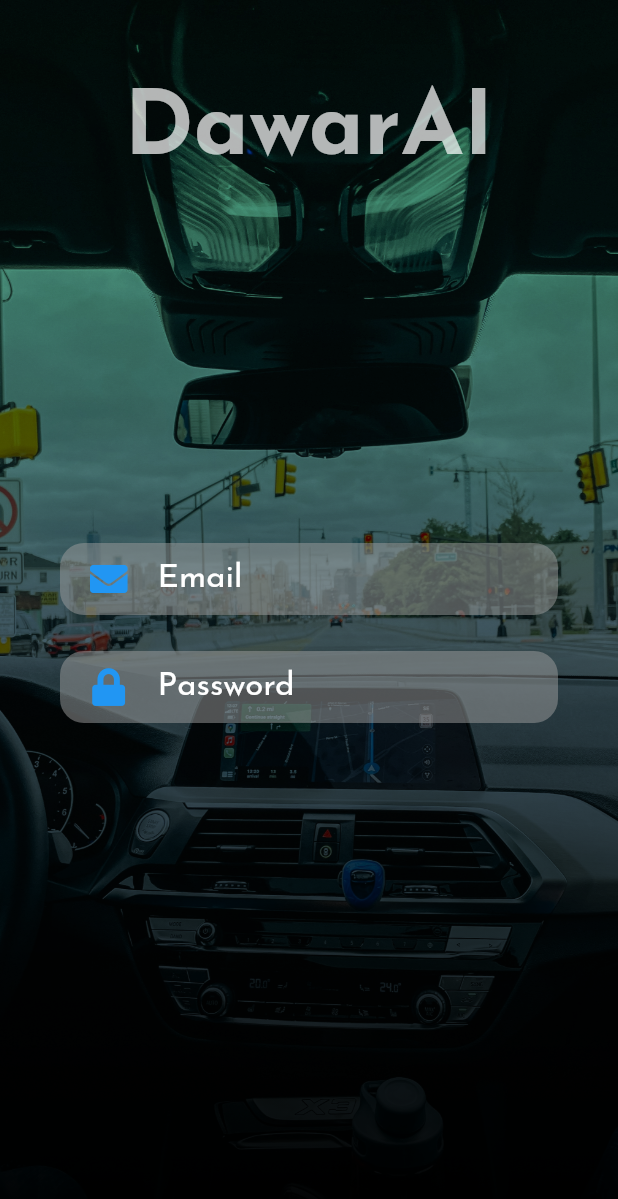
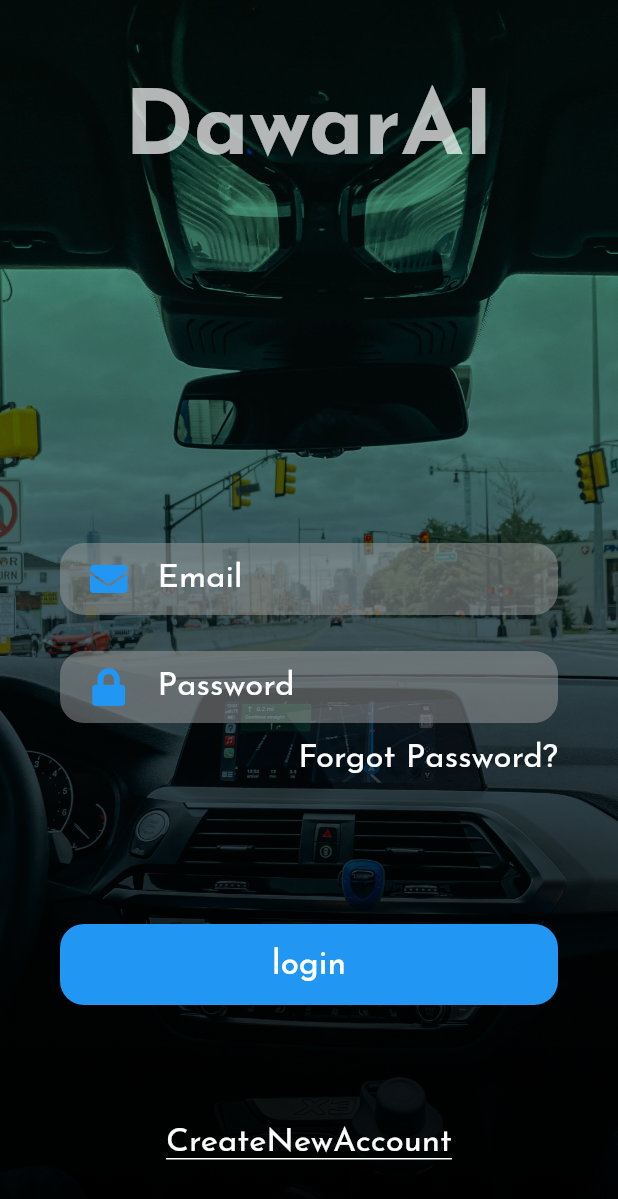
Before and after one commit to Yami13K/DawarAI, a Flutter app: the screen it shows after launch, on a phone screen of 412 x 824 dp. Shown: the top 1199 px of the screen. Run offline on Flutter 3.47's test engine with Material 2 defaults, Android fonts, the phone set to English and light mode, and no system bars; our stand-ins replace cloud_firestore, font_awesome_flutter, google_fonts, google_maps_flutter, location; accounts and stored records are empty.

Commit message:
Third commit

```diff
--- a/lib/Screens/signin.dart
+++ b/lib/Screens/signin.dart
@@ -1,10 +1,13 @@
-import 'package:dawar_smart/pallete.dart';
+import 'package:dawar_smart/Screens/zscreens.dart';
+import 'package:dawar_smart/palette.dart';
 import 'package:flutter/cupertino.dart';
 import 'package:flutter/material.dart';
 import 'package:flutter/services.dart';
 import 'package:flutter/widgets.dart';
 import 'package:font_awesome_flutter/font_awesome_flutter.dart';
 import '../Widgets/widgets.dart';
+import 'insert_page.dart';
+
 class signin extends StatelessWidget {
   @override
   Widget build(BuildContext context) {
@@ -13,7 +16,8 @@ class signin extends StatelessWidget {
         bg_image(),
         Scaffold(
           backgroundColor: Colors.transparent,
-          body: SafeArea(
+          body: SingleChildScrollView(
+            child: SafeArea(
               child: Column(
                 children: [
                   Container(
@@ -28,24 +32,82 @@ class signin extends StatelessWidget {
                   Container(
                       padding: const EdgeInsets.symmetric(horizontal: 40),
                       child: Column(
-                      children: const [
-                        TextInput(
+                        children: [
+                          Column(
+                            crossAxisAlignment: CrossAxisAlignment.end,
+                            children:  const [
+                              login_input(
                                 icon: FontAwesomeIcons.solidEnvelope,
                                 hint: 'Email',
                                 inputType: TextInputType.emailAddress,
                                 inputAction: TextInputAction.next,
                                 g: true,
                               ),
-                        TextInput(
+                              login_input(
                                 icon: FontAwesomeIcons.lock,
                                 hint: 'Password',
                                 inputType: TextInputType.visiblePassword,
                                 inputAction: TextInputAction.done,
                                 g: false,
                               ),
+
+
+                              InkWell(
+                                  child: Text(
+                                'Forgot Password?',
+                                style: kBodyText,
+                              ),
+
+                                //Redirect future Widget
+                              /*onTap: (){
+                                Navigator.push(context, MaterialPageRoute(builder: (context) => insert_page()),);
+                              },*/),
+                            ],
+                          ),
+                          Column(
+                            children: [
+                              const SizedBox(
+                                height: 100,
+                              ),
+                              round_button(
+                                S: 'login',
+                                W: insert_page(),
+                              ),
+                              const SizedBox(
+                                height: 80,
+                              ),
+                              InkWell(
+                                child: Container(
+                                  decoration: const BoxDecoration(
+                                      border: Border(
+                                          bottom: BorderSide(
+                                              color: Colors.white, width: 1))),
+                                  child: const Text(
+                                    'CreateNewAccount',
+                                    style: kBodyText,
+                                  ),
+                                ),
+
+
+
+                                onTap: () {
+                                  Navigator.push(
+                                    context,
+                                    MaterialPageRoute(
+                                        builder: (context) => create_account()),
+                                  );
+                                },
+
+                              ),
+                              const SizedBox(
+                                height: 30,
+                              )
+                            ],
+                          )
                         ],
                       ))
                 ],
+              ),
             ),
           ),
         ),
--- a/lib/Screens/splash.dart
+++ b/lib/Screens/splash.dart
@@ -1,11 +1,11 @@
 import 'package:flutter/material.dart';
 
-class Splash extends StatefulWidget {
+class splash extends StatefulWidget {
   @override
   State<StatefulWidget> createState()=> InitState();
 }
 
-class InitState extends State<Splash>{
+class InitState extends State<splash>{
   @override
   Widget build(BuildContext context) {
     return initwidget();
--- /dev/null
+++ b/lib/Screens/zscreens.dart
@@ -0,0 +1,2 @@
+export 'create_account.dart';
+export 'signin.dart';
--- a/lib/Widgets/text_input.dart
+++ b/lib/Widgets/login_input.dart
@@ -1,9 +1,9 @@
 import 'package:flutter/material.dart';
 
-import '../pallete.dart';
+import '../palette.dart';
 
-class TextInput extends StatelessWidget {
-  const TextInput({
+class login_input extends StatelessWidget {
+  const login_input({
     Key? key,
     required this.icon,
     required this.hint,
@@ -44,12 +44,10 @@ class TextInput extends StatelessWidget {
             style: kBodyText,
             keyboardType: inputType,
             textInputAction: inputAction,
-
           ),
         ),
       );
-    }
-    else {
+    } else {
       return Padding(
         padding: const EdgeInsets.symmetric(vertical: 12.0),
         child: Container(
--- /dev/null
+++ b/lib/Widgets/round_button.dart
@@ -0,0 +1,35 @@
+import 'package:flutter/material.dart';
+
+import '../palette.dart';
+
+class round_button extends StatelessWidget {
+  round_button({
+    Key? key, required this.S,  required this.W,
+  }) : super(key: key);
+
+  final String S;
+  Widget W;
+
+  @override
+  Widget build(BuildContext context) {
+    return Container(
+      width: double.infinity,
+      decoration: BoxDecoration(
+        color: Colors.blue,
+        borderRadius: BorderRadius.circular(16),
+      ),
+      child: FlatButton(
+          onPressed: () {
+            Navigator.push(context, MaterialPageRoute(builder: (context) => W),);
+          },
+          child:  Padding(
+            padding: const EdgeInsets.symmetric(vertical: 16.0),
+            child: Text(
+              S,
+              style: kBodyText,
+            ),
+
+          )),
+    );
+  }
+}
--- a/lib/Widgets/widgets.dart
+++ b/lib/Widgets/widgets.dart
@@ -1,2 +1,4 @@
 export 'bg_image.dart';
-export 'text_input.dart';
+export 'login_input.dart';
+export 'round_button.dart';
+export 'signup_input.dart';
--- a/lib/main.dart
+++ b/lib/main.dart
@@ -1,6 +1,6 @@
 import 'package:flutter/material.dart';
 import 'package:google_fonts/google_fonts.dart';
-import 'package:dawar_smart/Screens/signin.dart';
+import 'package:dawar_smart/Screens/zscreens.dart';
 
 void main() {
   runApp(const MyApp());
--- a/pubspec.yaml
+++ b/pubspec.yaml
@@ -37,6 +37,7 @@ dependencies:
   cupertino_icons: ^1.0.2
   font_awesome_flutter: ^8.10.0
   google_fonts: ^1.1.1
+
 
 dev_dependencies:
   flutter_test:
```
Also changed, not shown: lib/Screens/create_account.dart (added, +88 -0 lines), lib/Screens/live_location.dart (added, +73 -0 lines), lib/Widgets/signup_input.dart (added, +39 -0 lines), lib/palette.dart (renamed from lib/pallete.dart, +13 -1 lines). Lines whose indentation alone changed are shown as unchanged.
